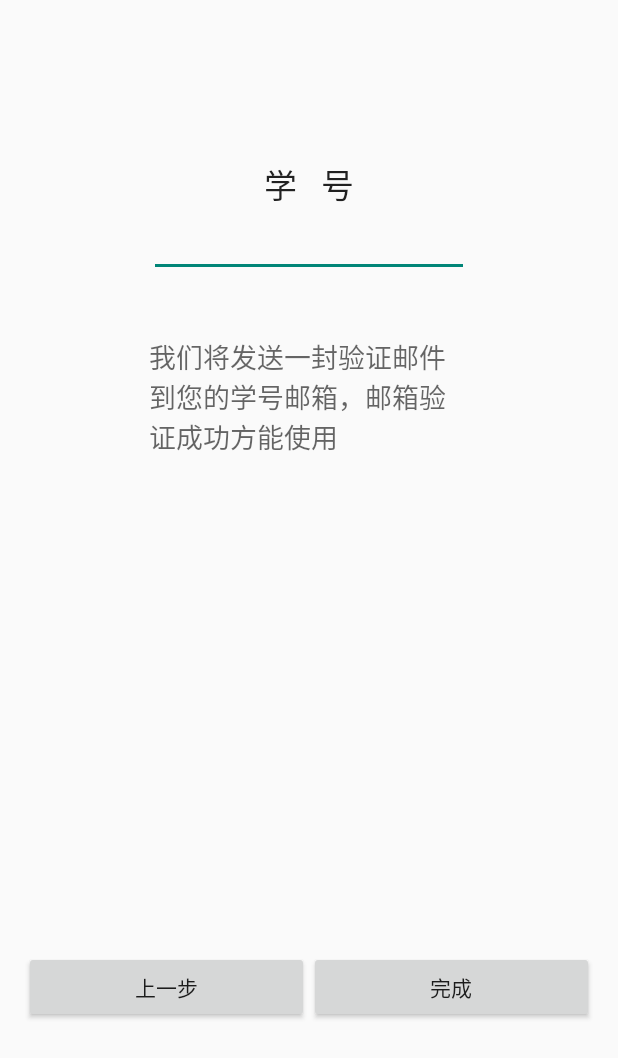
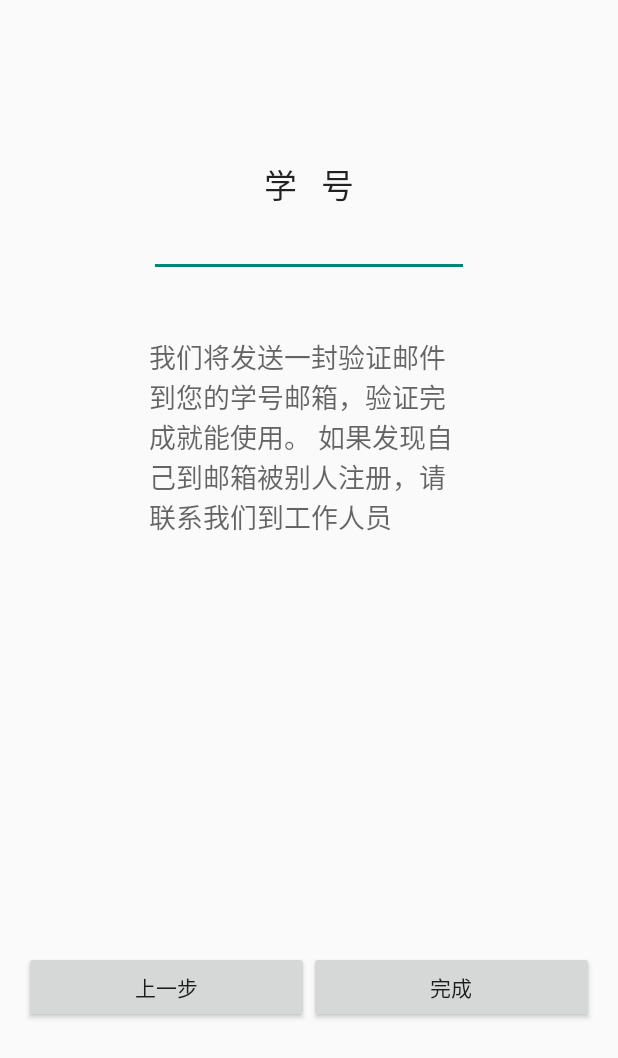
Before and after one commit to tangyuhao/YUEME, an Android app: the Register5 screen opened directly, with no data from a screen before it, on a phone screen of 412 x 824 dp. Shown: the top 1058 px of the screen. Run offline under Robolectric (Android 15) with nearby library versions, the phone set to English and light mode, and no system bars; libraries missing offline, so code that uses them is left out: com.avos.avoscloud.

Commit message:
简单的注册登入功能实现
大家可以自己注册试一下

```diff
--- a/app/src/main/AndroidManifest.xml
+++ b/app/src/main/AndroidManifest.xml
@@ -46,6 +46,10 @@
             android:name=".Mainisland"
             android:label="@string/title_activity_mainisland" >
         </activity>
+        <activity
+            android:name=".Register_successful"
+            android:label="@string/title_activity_register_successful" >
+        </activity>
     </application>
 
 </manifest>
--- a/app/src/main/java/com/learn2develop/yueme/yuemebeta1/Register3.java
+++ b/app/src/main/java/com/learn2develop/yueme/yuemebeta1/Register3.java
@@ -113,7 +113,6 @@ public class Register3 extends Activity {
                 }
             });
 
-
         }
     }
 }
--- a/app/src/main/java/com/learn2develop/yueme/yuemebeta1/Register5.java
+++ b/app/src/main/java/com/learn2develop/yueme/yuemebeta1/Register5.java
@@ -4,6 +4,7 @@ import android.app.Activity;
 import android.app.AlertDialog;
 import android.content.Intent;
 import android.os.Bundle;
+import android.util.Log;
 import android.view.View;
 import android.widget.TextView;
 
@@ -12,6 +13,9 @@ import com.avos.avoscloud.AVException;
 import com.avos.avoscloud.AVQuery;
 import com.avos.avoscloud.AVUser;
 import com.avos.avoscloud.CloudQueryCallback;
+import com.avos.avoscloud.LogUtil;
+import com.avos.avoscloud.RequestEmailVerifyCallback;
+import com.avos.avoscloud.SignUpCallback;
 
 
 public class Register5 extends Activity {
@@ -24,6 +28,9 @@ public class Register5 extends Activity {
             v.setText(MainLogin.student_id);
         }
     }
+  //  boolean tag;
+    String email;
+    AVUser user;
 
     public void onClickone(View view)
     {
@@ -34,28 +41,67 @@ public class Register5 extends Activity {
 
     public void onClicktwo(View view)
     {
+        user = new AVUser();
+
+        user.setUsername(MainLogin.nickname);
+        user.setPassword(MainLogin.psw);
+
         TextView v = (TextView)findViewById(R.id.editText1);
         MainLogin.student_id = v.getText().toString();
+
         if(MainLogin.student_id.equals(""))
         {
             new AlertDialog.Builder(this)
-                    .setMessage("You haven't finished this step correctly.")
+                    .setMessage("请填写学号！")
                     .setPositiveButton("Ok", null)
                     .show();
         }
         else
         {
-            String email = MainLogin.student_id + getResources().getStringArray(R.array.school_mail)[MainLogin.posi];
-            AVUser usr = new AVUser();
-            usr.setUsername(MainLogin.nickname);
-            usr.setPassword(MainLogin.psw);
-            usr.setEmail(email);
-
-            startActivity(new Intent(this,MainLogin.class));
+            email = MainLogin.student_id + getResources().getStringArray(R.array.school_mail)[MainLogin.posi];
+            user.setEmail(email);
+            user.signUpInBackground(new SignUpCallback() {
+                @Override
+                public void done(AVException e) {
+                    if(e == null)
+                    {
+                        Log.i("Test","邮箱已经成功保存");
+                        AVUser.requestEmailVerfiyInBackground(email, new RequestEmailVerifyCallback() {
+                            @Override
+                            public void done(AVException e)
+                            {
+                                if (e == null)
+                                {
+                                    Log.i("Test","验证邮件已经成功发送");
+                                    new AlertDialog.Builder(com.learn2develop.yueme.yuemebeta1.Register5.this)
+                                            .setMessage("证邮件已经成功发送！")
+                                            .setPositiveButton("Ok", null)
+                                            .show();
+                                    startActivity(new Intent(com.learn2develop.yueme.yuemebeta1.Register5.this, Register_successful.class));
+                                }
+                                else
+                                {
+                                    Log.i("Test", "发送验证邮件失败，说明学号不正确或者网络问题");
+                                    new AlertDialog.Builder(com.learn2develop.yueme.yuemebeta1.Register5.this)
+                                            .setMessage("发送验证邮件失败，说明学号不正确或者网络问题!")
+                                            .setPositiveButton("Ok",null)
+                                            .show();
+                                    user.deleteInBackground();
+                                }
+                            }
+                        });
+                    }
+                    else
+                    {
+                        Log.i("Test","无法保存，说明邮箱已经被使用或者网络问题");
+                        new AlertDialog.Builder(com.learn2develop.yueme.yuemebeta1.Register5.this)
+                                .setMessage("账号无法保存，说明邮箱已经被使用或者网络问题")
+                                .setPositiveButton("Ok", null)
+                                .show();
+                    }
+                }
+            });
         }
-
-
-
 
 
     }
--- a/app/src/main/res/layout/activity_main_login.xml
+++ b/app/src/main/res/layout/activity_main_login.xml
@@ -21,7 +21,7 @@
             android:layout_width="wrap_content"
             android:layout_height="wrap_content"
             android:textAppearance="?android:attr/textAppearanceLarge"
-            android:text="学号邮箱"
+            android:text="昵称"
             android:id="@+id/textView1"
             android:layout_weight="0.04"
             android:layout_gravity="center_horizontal" />
@@ -29,10 +29,10 @@
         <EditText
             android:layout_width="284dp"
             android:layout_height="wrap_content"
-            android:inputType="textPassword"
             android:ems="10"
             android:id="@+id/editText1"
-            android:layout_weight="0.04" />
+            android:layout_weight="0.04"
+            android:inputType="text" />
 
     </LinearLayout>
 
--- a/app/src/main/res/values/strings.xml
+++ b/app/src/main/res/values/strings.xml
@@ -29,8 +29,9 @@
     </string-array>
 
     <!-- Register5 -->
-    <string name="note1">我们将发送一封验证邮件到您的学号邮箱，邮箱验证成功方能使用</string>
+    <string name="note1">我们将发送一封验证邮件到您的学号邮箱，验证完成就能使用。
+    如果发现自己到邮箱被别人注册，请联系我们到工作人员</string>
     <string name="title_activity_register6">Register6</string>
-
+    <string name="title_activity_register_successful">Register_successful</string>
 
 </resources>
```
Also changed, not shown: app/src/main/java/com/learn2develop/yueme/yuemebeta1/MainLogin.java (+25 -1 lines), app/src/main/java/com/learn2develop/yueme/yuemebeta1/Register_successful.java (added, +25 -0 lines), app/src/main/res/layout/activity_register_successful.xml (added, +29 -0 lines), app/src/main/res/menu/menu_register_successful.xml (added, +7 -0 lines).
